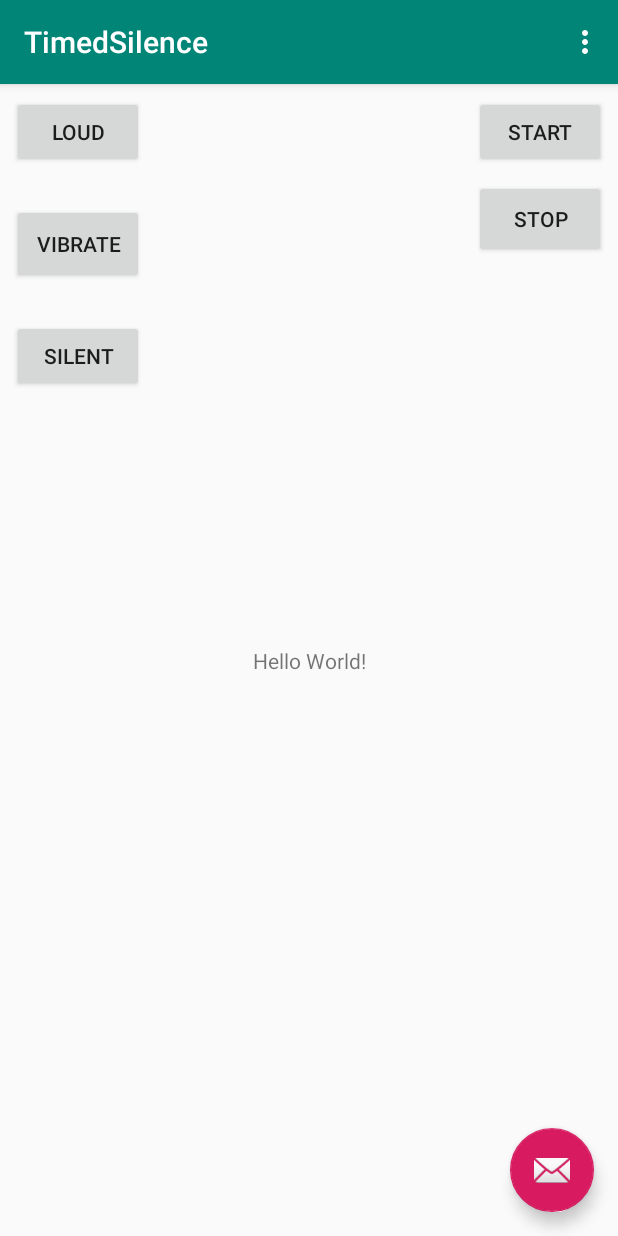
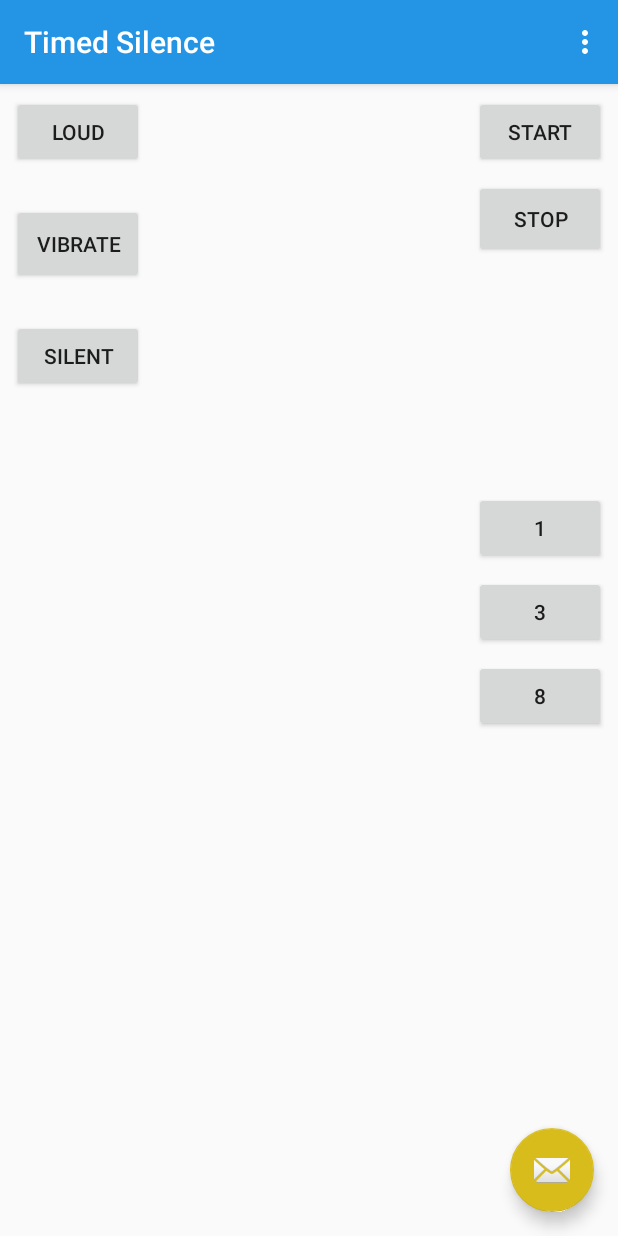
Before and after one commit to newhinton/Timed-Silence, an Android app: the screen it shows after launch (MainActivity), on a phone screen of 412 x 824 dp. Run offline under Robolectric (Android 15) with nearby library versions, the phone set to English and light mode, and no system bars.

Commit message:
Updated Colors and fixed vibration on set to loud

```diff
--- a/app/src/main/java/de/felixnuesse/timedsilence/Constants.kt
+++ b/app/src/main/java/de/felixnuesse/timedsilence/Constants.kt
@@ -5,5 +5,7 @@ class Constants {
         const val APP_NAME = "foo"
         const val BROADCAST_INTENT_ACTION = "action"
         const val BROADCAST_INTENT_ACTION_UPDATE_VOLUME = "volumeUpdate"
+        const val BROADCAST_INTENT_ACTION_DELAY = "delayVolumeUpdate"
+        const val BROADCAST_INTENT_ACTION_DELAY_EXTRA = "delayVolumeUpdate_EXTRA"
     }
 }
--- a/app/src/main/java/de/felixnuesse/timedsilence/MainActivity.kt
+++ b/app/src/main/java/de/felixnuesse/timedsilence/MainActivity.kt
@@ -46,6 +46,21 @@ class MainActivity : AppCompatActivity() {
         }
 
 
+        (findViewById(R.id.button_delay_one) as Button).setOnClickListener {
+            AlarmHandler.removeRepeatingTimecheck(this)
+            AlarmHandler.reenableInGivenTime(this)
+        }
+
+        (findViewById(R.id.button_delay_three) as Button).setOnClickListener {
+            AlarmHandler.removeRepeatingTimecheck(this)
+        }
+
+        (findViewById(R.id.button_delay_eight) as Button).setOnClickListener {
+            AlarmHandler.removeRepeatingTimecheck(this)
+        }
+
+
+
         fab.setOnClickListener { view ->
             Snackbar.make(view, "Replace with your own action", Snackbar.LENGTH_LONG)
                 .setAction("Action", null).show()
--- a/app/src/main/res/layout/content_main.xml
+++ b/app/src/main/res/layout/content_main.xml
@@ -9,14 +9,6 @@
         tools:showIn="@layout/activity_main"
         tools:context=".MainActivity">
 
-    <TextView
-            android:layout_width="wrap_content"
-            android:layout_height="wrap_content"
-            android:text="Hello World!"
-            app:layout_constraintBottom_toBottomOf="parent"
-            app:layout_constraintLeft_toLeftOf="parent"
-            app:layout_constraintRight_toRightOf="parent"
-            app:layout_constraintTop_toTopOf="parent"/>
     <Button
             android:text="Loud"
             android:layout_width="wrap_content"
@@ -29,8 +21,7 @@
             android:layout_height="53dp" android:id="@+id/button_set_vibrate"
             android:layout_marginTop="24dp"
             app:layout_constraintTop_toBottomOf="@+id/button_set_loud" app:layout_constraintStart_toStartOf="parent"
-            android:layout_marginStart="8dp"
-    />
+            android:layout_marginStart="8dp"/>
     <Button
             android:text="Silent"
             android:layout_width="wrap_content"
@@ -52,5 +43,26 @@
             android:id="@+id/button_stop_checking" android:layout_marginTop="8dp"
             app:layout_constraintTop_toBottomOf="@+id/button_start_checking" app:layout_constraintEnd_toEndOf="parent"
             android:layout_marginEnd="8dp"/>
+    <Button
+            android:text="1"
+            android:layout_width="wrap_content"
+            android:layout_height="wrap_content"
+            android:id="@+id/button_delay_one" android:layout_marginTop="156dp"
+            app:layout_constraintTop_toBottomOf="@+id/button_stop_checking" app:layout_constraintEnd_toEndOf="parent"
+            android:layout_marginEnd="8dp"/>
+    <Button
+            android:text="3"
+            android:layout_width="wrap_content"
+            android:layout_height="wrap_content"
+            android:id="@+id/button_delay_three" android:layout_marginTop="8dp"
+            app:layout_constraintTop_toBottomOf="@+id/button_delay_one" app:layout_constraintEnd_toEndOf="parent"
+            android:layout_marginEnd="8dp"/>
+    <Button
+            android:text="8"
+            android:layout_width="wrap_content"
+            android:layout_height="wrap_content"
+            android:id="@+id/button_delay_eight" android:layout_marginTop="8dp"
+            app:layout_constraintTop_toBottomOf="@+id/button_delay_three" app:layout_constraintEnd_toEndOf="parent"
+            android:layout_marginEnd="8dp"/>
 
 </android.support.constraint.ConstraintLayout>
--- a/app/src/main/res/values/colors.xml
+++ b/app/src/main/res/values/colors.xml
@@ -1,6 +1,6 @@
 <?xml version="1.0" encoding="utf-8"?>
 <resources>
-    <color name="colorPrimary">#008577</color>
-    <color name="colorPrimaryDark">#00574B</color>
-    <color name="colorAccent">#D81B60</color>
+    <color name="colorPrimary">#2495E4</color>
+    <color name="colorPrimaryDark">#155a8b</color>
+    <color name="colorAccent">#d8bc1b</color>
 </resources>
--- a/app/src/main/res/values/strings.xml
+++ b/app/src/main/res/values/strings.xml
@@ -1,4 +1,4 @@
 <resources>
-    <string name="app_name">TimedSilence</string>
+    <string name="app_name">Timed Silence</string>
     <string name="action_settings">Settings</string>
 </resources>
```
Also changed, not shown: app/src/main/java/de/felixnuesse/timedsilence/AlarmHandler.kt (+23 -0 lines), app/src/main/java/de/felixnuesse/timedsilence/VolumeHandler.kt (+7 -1 lines).
